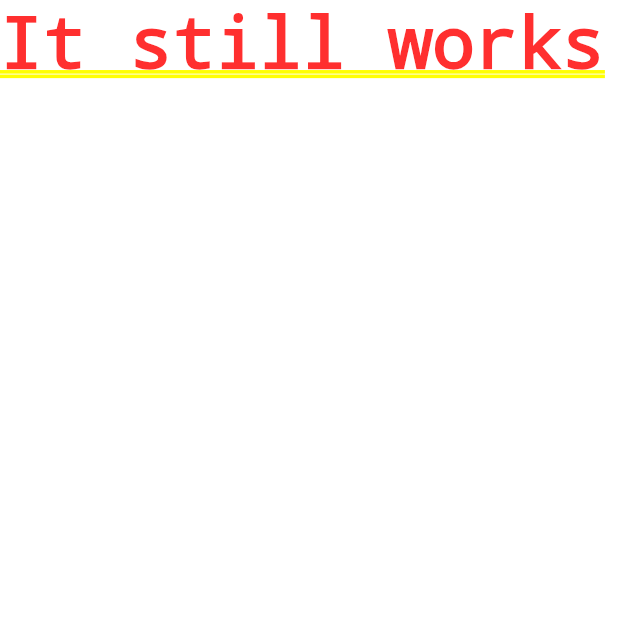
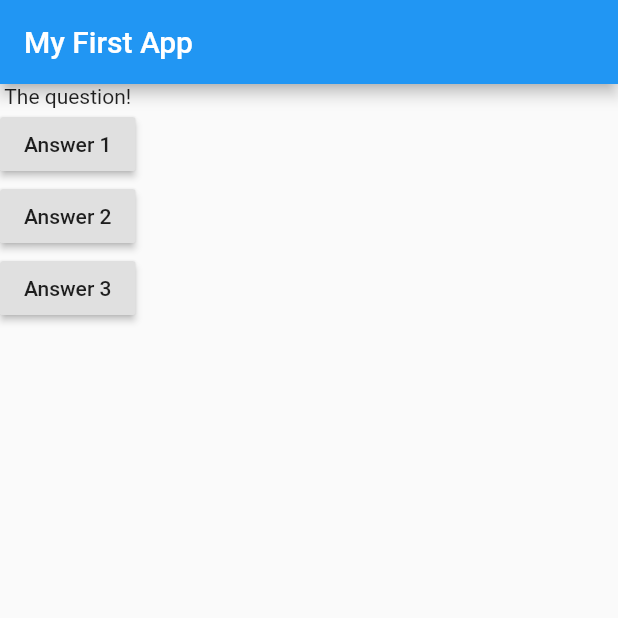
Before and after one commit to mrmikemcguire/Flutter_Complete_Guide, a Flutter app: the screen it shows after launch, on a phone screen of 412 x 824 dp, the top half of it. Run offline on Flutter 3.47's test engine with Material 2 defaults, Android fonts, the phone set to English and light mode, and no system bars.

Commit message:
added buttons

```diff
--- a/lib/main.dart
+++ b/lib/main.dart
@@ -3,9 +3,41 @@ import 'package:flutter/material.dart';
 void main(List<String> args) {
   runApp(MyApp());
 }
+// void main() => runApp(MyApp());
 
 class MyApp extends StatelessWidget {
+  void answerQuestion() {
+    print('Answer chosen');
+  }
+  @override
   Widget build(BuildContext context) {
-    return MaterialApp(home: Text('It still works'),);
+    var questions = [
+      'What\'s your favorite color?'
+          'What\'s your favorite animal?',
+    ];
+    return MaterialApp(
+      home: Scaffold(
+        appBar: AppBar(
+          title: Text('My First App'),
+        ),
+        body: Column(
+          children: [
+            Text('The question!'),
+            RaisedButton(
+              child: Text('Answer 1'),
+              onPressed: answerQuestion,
+            ),
+            RaisedButton(
+              child: Text('Answer 2'),
+              onPressed: answerQuestion,
+            ),
+            RaisedButton(
+              child: Text('Answer 3'),
+              onPressed: answerQuestion,
+            ),
+          ],
+        ),
+      ),
+    );
   }
 }
```
Also changed, not shown: pubspec.lock.
